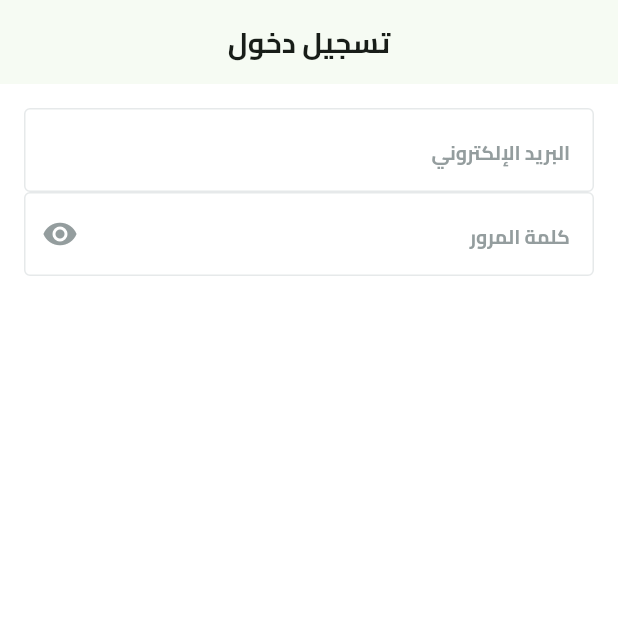
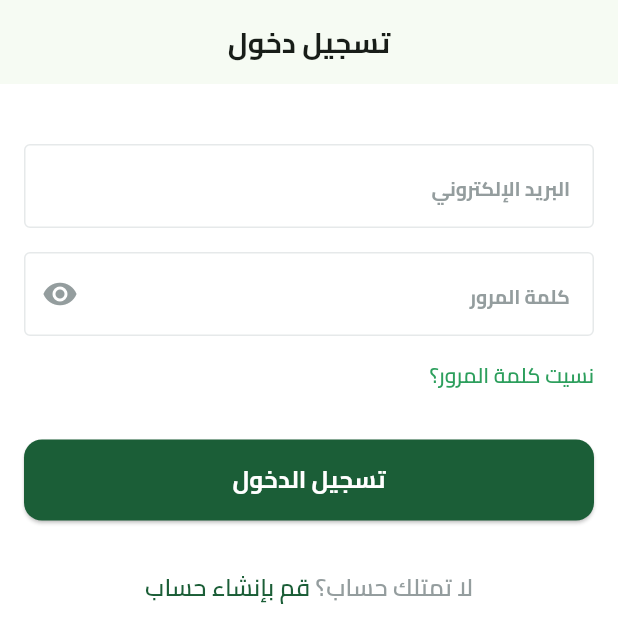
Before and after one commit to HamzaAlwajeeh/Fruits-Hub, a Flutter app: the screen it shows after launch, after a tap on "تخط", on a phone screen of 412 x 824 dp. Shown: the top 643 px of the screen. Run offline on Flutter 3.47's test engine with Material 3 defaults, Android fonts, the phone set to English and light mode, and no system bars; our stand-ins replace dots_indicator, flutter_svg, shared_preferences.

Commit message:
Enhance login view with UI components and styling

```diff
--- a/lib/Features/auth/presentation/views/widgets/login_view_body.dart
+++ b/lib/Features/auth/presentation/views/widgets/login_view_body.dart
@@ -2,6 +2,8 @@ import 'package:flutter/material.dart';
 import 'package:fruits_hub/Features/auth/presentation/views/widgets/custom_text_form_field.dart';
 import 'package:fruits_hub/core/constants/constants.dart';
 import 'package:fruits_hub/core/utils/app_colors.dart';
+import 'package:fruits_hub/core/utils/app_text_styles.dart';
+import 'package:fruits_hub/core/widgets/custom_button.dart';
 
 class LoginViewBody extends StatelessWidget {
   const LoginViewBody({super.key});
@@ -12,11 +14,14 @@ class LoginViewBody extends StatelessWidget {
       child: Padding(
         padding: const EdgeInsets.all(kDefaultPadding),
         child: Column(
+          crossAxisAlignment: CrossAxisAlignment.start,
           children: [
+            SizedBox(height: 24),
             CustomTextFormField(
               textInputType: TextInputType.emailAddress,
               hintText: 'البريد الإلكتروني',
             ),
+            SizedBox(height: 16),
             CustomTextFormField(
               textInputType: TextInputType.visiblePassword,
               hintText: 'كلمة المرور',
@@ -25,6 +30,33 @@ class LoginViewBody extends StatelessWidget {
                 color: AppColors.textgreyColor,
               ),
             ),
+            SizedBox(height: 16),
+            Text(
+              'نسيت كلمة المرور؟',
+              style: TextStyles.semiBold14.copyWith(
+                color: AppColors.lightprimaryColor,
+              ),
+            ),
+            SizedBox(height: 33),
+            CustomButton(onPressed: () {}, text: 'تسجيل الدخول'),
+            SizedBox(height: 33),
+            Row(
+              mainAxisAlignment: MainAxisAlignment.center,
+              children: [
+                Text(
+                  'لا تمتلك حساب؟ ',
+                  style: TextStyles.semiBold16.copyWith(
+                    color: AppColors.textgreyColor,
+                  ),
+                ),
+                Text(
+                  'قم بإنشاء حساب',
+                  style: TextStyles.semiBold16.copyWith(
+                    color: AppColors.primaryColor,
+                  ),
+                ),
+              ],
+            ),
           ],
         ),
       ),
```
